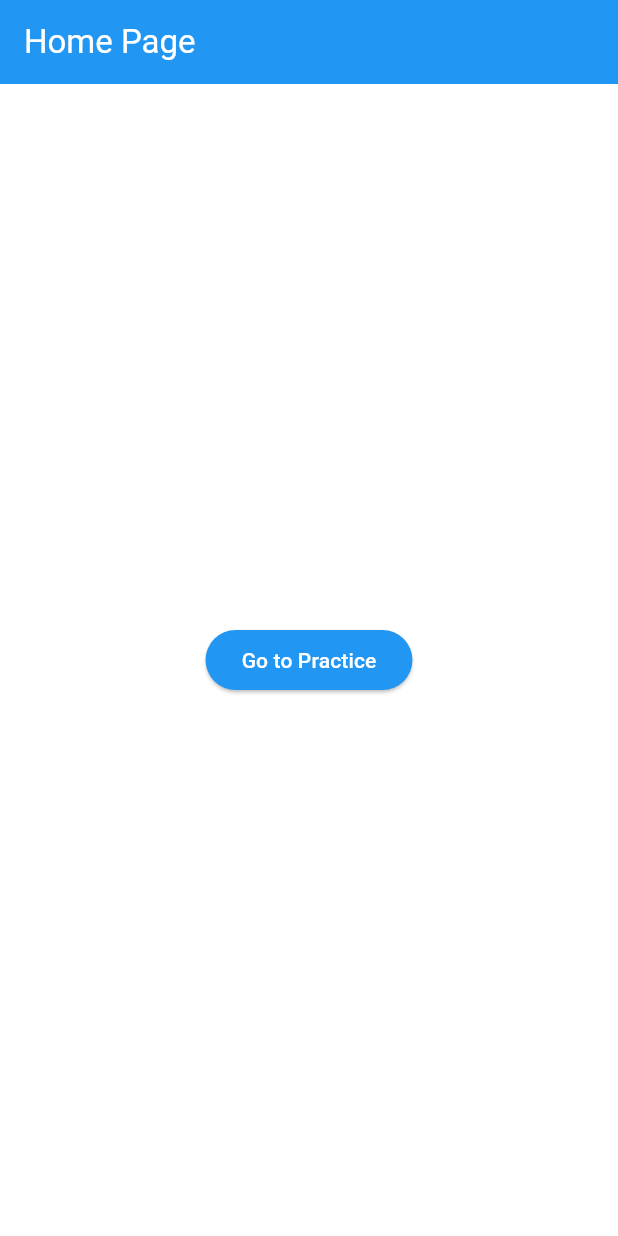
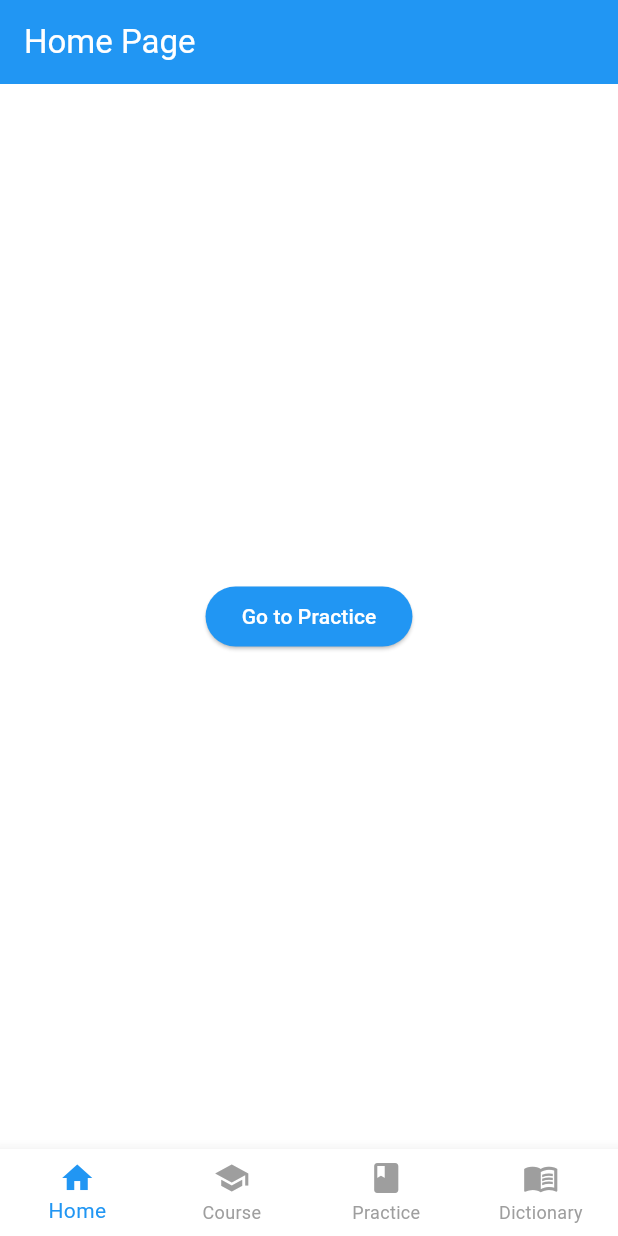
Before and after one commit to DenzelHuang/se_wmp_project, a Flutter app: the screen it shows after launch, on a phone screen of 412 x 824 dp. Run offline on Flutter 3.47's test engine with Material 3 defaults, Android fonts, the phone set to English and light mode, and no system bars.

Commit message:
Update main.dart

```diff
--- a/lib/main.dart
+++ b/lib/main.dart
@@ -1,5 +1,8 @@
 import 'package:flutter/material.dart';
 import 'package:se_wmp_project/pages/home_page.dart';
+import 'package:se_wmp_project/pages/practice_page.dart';
+import 'package:se_wmp_project/pages/courses_page.dart';
+import 'package:se_wmp_project/pages/dictionary_page.dart';
 
 void main() {
   runApp(const MyApp());
@@ -41,7 +44,64 @@ class MyApp extends StatelessWidget {
           backgroundColor: Colors.blue, // FloatingActionButton color
         ),
       ),
-      home: const HomePage(),
+      home: const BottomNavBarApp(), // Set the home to the new widget
     );
   }
 }
+
+class BottomNavBarApp extends StatefulWidget {
+  const BottomNavBarApp({super.key});
+
+  @override
+  State<BottomNavBarApp> createState() => _BottomNavBarAppState();
+}
+
+class _BottomNavBarAppState extends State<BottomNavBarApp> {
+  int _selectedIndex = 0;
+
+  static const List<Widget> _widgetOptions = <Widget>[
+    HomePage(),
+    CoursesPage(),
+    PracticePage(),
+    DictionaryPage(),
+  ];
+
+  void _onItemTapped(int index) {
+    setState(() {
+      _selectedIndex = index;
+    });
+  }
+
+  @override
+  Widget build(BuildContext context) {
+    return Scaffold(
+      body: _widgetOptions.elementAt(_selectedIndex),
+      bottomNavigationBar: BottomNavigationBar(
+        selectedItemColor: Colors.blue, // Active icon color
+        unselectedItemColor: Colors.grey, // Inactive icon color
+        backgroundColor: Colors.white, // Background color of the navbar
+        type: BottomNavigationBarType.fixed, // Fixes shifting when more than 3 items
+        items: const <BottomNavigationBarItem>[
+          BottomNavigationBarItem(
+            icon: Icon(Icons.home),
+            label: 'Home',
+          ),
+          BottomNavigationBarItem(
+            icon: Icon(Icons.school),
+            label: 'Course',
+          ),
+          BottomNavigationBarItem(
+            icon: Icon(Icons.book),
+            label: 'Practice',
+          ),
+          BottomNavigationBarItem(
+            icon: Icon(Icons.menu_book), // Appropriate icon for dictionary
+            label: 'Dictionary',
+          ),
+        ],
+        currentIndex: _selectedIndex,
+        onTap: _onItemTapped,
+      ),
+    );
+  }
+}
```
